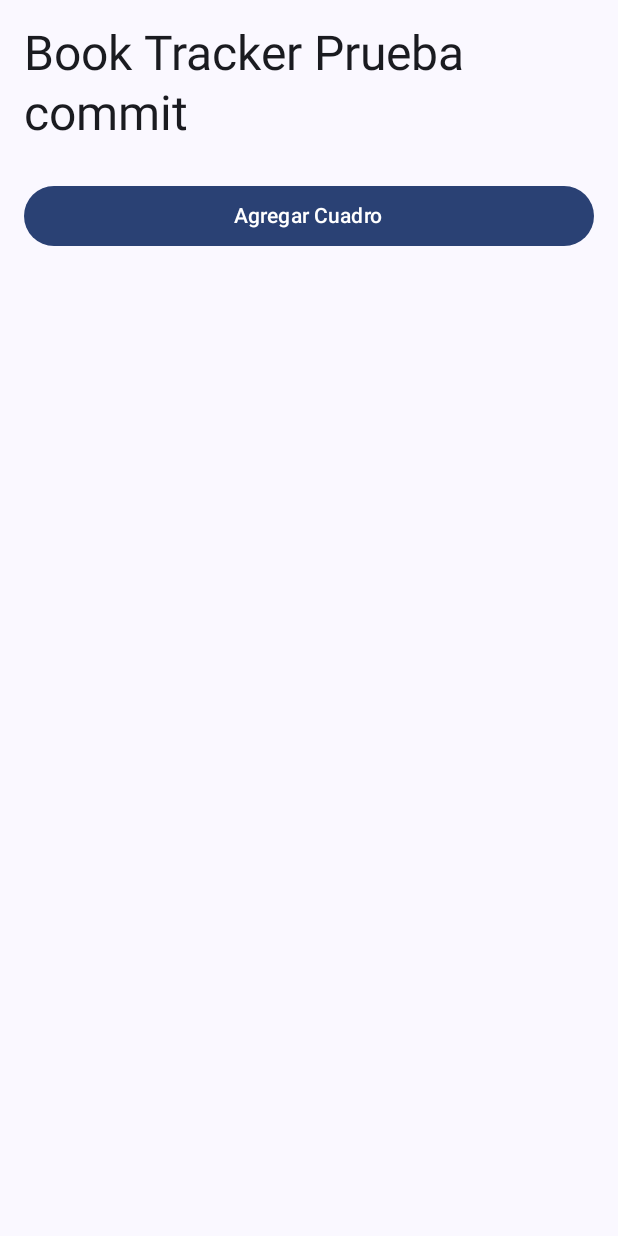
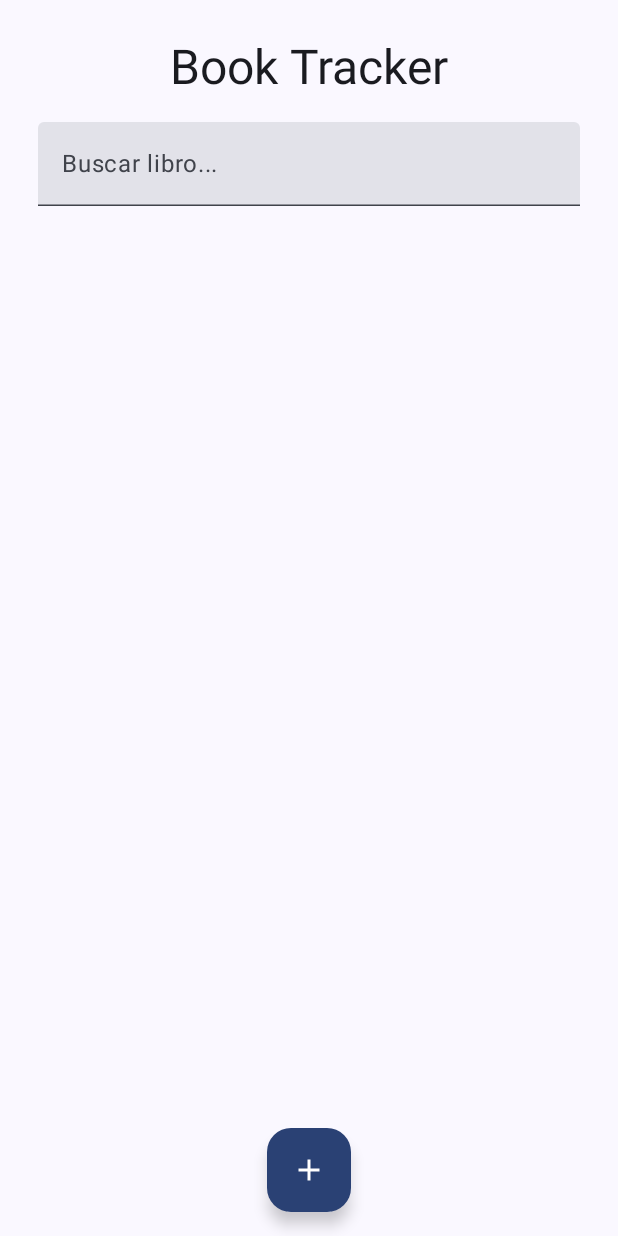
Before and after one commit to valentinogallard0/BookTrackerr, an Android app built with Jetpack Compose: the screen it shows after launch (MainActivity), on a phone screen of 412 x 824 dp. Run offline under Robolectric (Android 15) with nearby library versions, the phone set to English and light mode, and no system bars.

Commit message:
Se cambio el nombre de los cuadros al crearlos por libros, se agrego una search bar para buscar los libros por nombre, se cambio el boton de agregar libros en la parte inferior al centro, y se cambio su forma por una mas redondeada y pequeña.

```diff
--- a/app/src/main/java/com/tecmilenio/booktrackerevidencia/MainActivity.kt
+++ b/app/src/main/java/com/tecmilenio/booktrackerevidencia/MainActivity.kt
@@ -7,12 +7,16 @@ import androidx.compose.foundation.background
 import androidx.compose.foundation.layout.*
 import androidx.compose.foundation.lazy.grid.LazyVerticalGrid
 import androidx.compose.foundation.lazy.grid.GridCells
+import androidx.compose.material.icons.Icons
+import androidx.compose.material.icons.filled.Add
 import androidx.compose.material3.*
 import androidx.compose.runtime.*
 import androidx.compose.ui.Alignment
 import androidx.compose.ui.Modifier
 import androidx.compose.ui.tooling.preview.Preview
 import androidx.compose.ui.unit.dp
+import androidx.compose.ui.text.input.TextFieldValue
+import androidx.compose.ui.graphics.Color
 import com.tecmilenio.booktrackerevidencia.ui.theme.BookTrackerEvidenciaTheme
 
 class MainActivity : ComponentActivity() {
@@ -26,67 +30,81 @@ class MainActivity : ComponentActivity() {
     }
 }
 
+@OptIn(ExperimentalMaterial3Api::class)
 @Composable
 fun MainScreen() {
-    var items by remember { mutableStateOf(listOf<String>()) } // Lista para almacenar los cuadros
+    var items by remember { mutableStateOf(listOf<String>()) }
+    var searchText by remember { mutableStateOf(TextFieldValue("")) }
+
+    val filteredItems = items.filter { it.contains(searchText.text, ignoreCase = true) }
 
     // Contenedor principal
     Surface(
         modifier = Modifier.fillMaxSize(),
         color = MaterialTheme.colorScheme.background
     ) {
+        Box(modifier = Modifier.fillMaxSize()) {
             Column(
                 modifier = Modifier
                     .fillMaxSize()
-                .padding(16.dp),
+                    .padding(25.dp),
                 horizontalAlignment = Alignment.CenterHorizontally,
                 verticalArrangement = Arrangement.Top
             ) {
-            // Título de la pantalla
+                // Título
                 Text(
-                text = "Book Tracker Prueba commit",
+                    text = "Book Tracker",
                     style = MaterialTheme.typography.headlineLarge
                 )
 
-            Spacer(modifier = Modifier.height(24.dp))
+                Spacer(modifier = Modifier.height(16.dp))
 
-            // Botón para agregar un nuevo cuadro
-            Button(
-                onClick = {
-                    // Agregar un nuevo cuadro (elemento) al hacer clic
-                    items = items + "Cuadro ${items.size + 1}"
-                },
+                // Barra de búsqueda
+                TextField(
+                    value = searchText,
+                    onValueChange = { searchText = it },
+                    placeholder = { Text("Buscar libro...") },
                     modifier = Modifier.fillMaxWidth()
-            ) {
-                Text("Agregar Cuadro")
-            }
+                )
 
-            Spacer(modifier = Modifier.height(32.dp))
+                Spacer(modifier = Modifier.height(16.dp))
 
-            // Rejilla de cuadros que se agregan dinámicamente
+                // Rejilla de libros
                 LazyVerticalGrid(
-                columns = GridCells.Adaptive(minSize = 100.dp), // El tamaño mínimo de los cuadros
+                    columns = GridCells.Adaptive(minSize = 100.dp),
                     modifier = Modifier.fillMaxSize(),
                     contentPadding = PaddingValues(1.dp),
                     verticalArrangement = Arrangement.spacedBy(50.dp),
                     horizontalArrangement = Arrangement.spacedBy(10.dp)
                 ) {
-                items(items.size) { index ->
+                    items(filteredItems.size) { index ->
                         Box(
                             modifier = Modifier
                                 .size(170.dp)
                                 .padding(2.dp)
                                 .background(MaterialTheme.colorScheme.primary)
-
                         ) {
                             Text(
-                            text = items[index],
+                                text = filteredItems[index],
                                 style = MaterialTheme.typography.bodyMedium,
                                 color = MaterialTheme.colorScheme.onPrimary,
                                 modifier = Modifier.align(Alignment.Center)
                             )
                         }
                     }
+                }
+            }
+
+            // Botón flotante en la parte inferior derecha
+            FloatingActionButton(
+                onClick = { items = items + "Libro ${items.size + 1}" },
+                modifier = Modifier
+                    .align(Alignment.BottomCenter)
+                    .padding(16.dp),
+                containerColor = MaterialTheme.colorScheme.primary,
+                contentColor = Color.White
+            ) {
+                Icon(Icons.Default.Add, contentDescription = "Agregar libro")
             }
         }
     }
```
Lines whose indentation alone changed are shown as unchanged.
